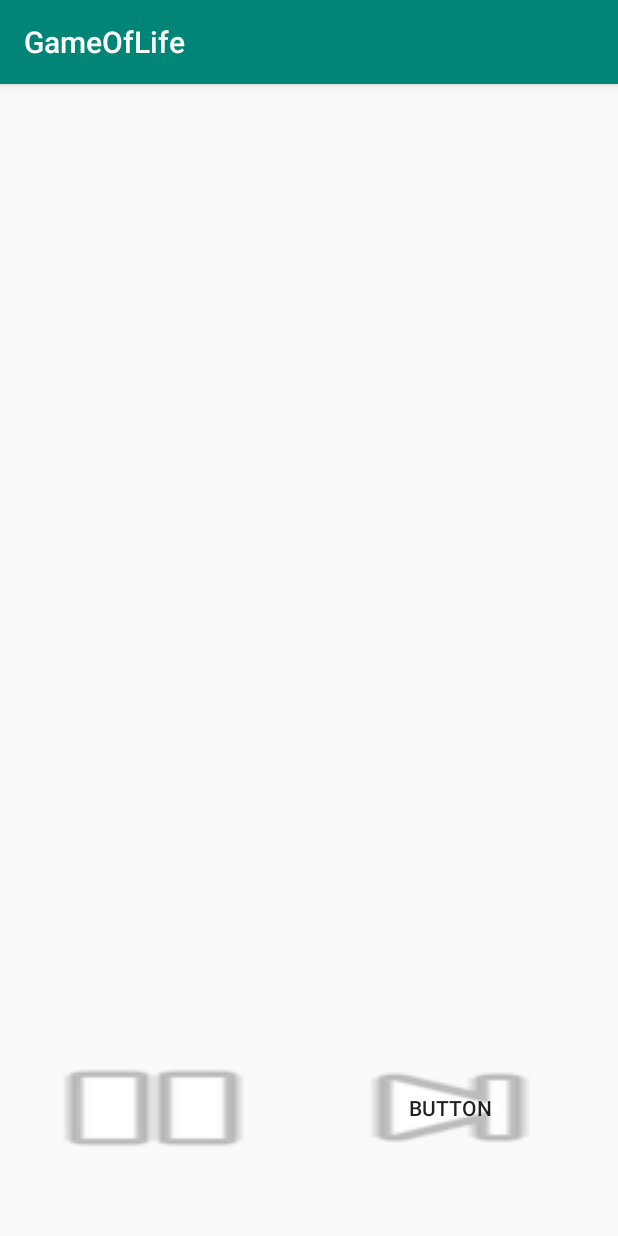
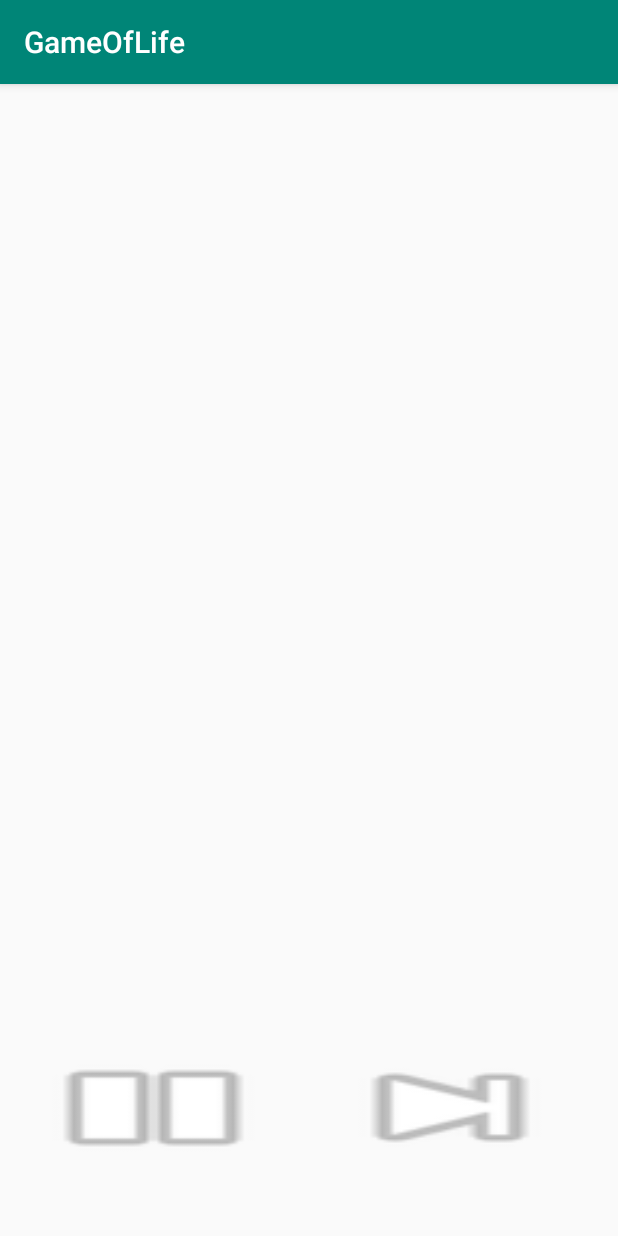
Before and after one commit to sejudav20/GameLivesGameOfLife, an Android app: the screen it shows after launch (MainActivity), on a phone screen of 412 x 824 dp. Run offline under Robolectric (Android 15) with nearby library versions, the phone set to English and light mode, and no system bars.

```diff
--- a/GameOfLife/app/src/main/java/com/example/gameoflife/MainActivity.java
+++ b/GameOfLife/app/src/main/java/com/example/gameoflife/MainActivity.java
@@ -11,8 +11,9 @@ import android.widget.Button;
 import android.widget.GridLayout;
 
 public class MainActivity extends AppCompatActivity {
-   static RecyclerViewAdapter rva;
-boolean[][] data =new boolean[100][100];
+    static RecyclerViewAdapter rva;
+    boolean[][] data = new boolean[100][100];
+
     public static void generationChange(boolean[][] arr) {
         for (int i = 0; i < arr.length; i++) {
             for (int e = 0; e < arr[i].length; e++) {
@@ -115,14 +116,33 @@ boolean[][] data =new boolean[100][100];
     }
 
 
+    boolean play = false;
 
     @Override
     protected void onCreate(Bundle savedInstanceState) {
         super.onCreate(savedInstanceState);
         setContentView(R.layout.activity_main);
-        RecyclerView rv= findViewById(R.id.recyclerView);
-        rva= new RecyclerViewAdapter(data);
+        RecyclerView rv = findViewById(R.id.recyclerView);
+        rva = new RecyclerViewAdapter(data);
         rv.setAdapter(rva);
+        Button pause = findViewById(R.id.pause);
+        Button next = findViewById(R.id.next);
+        next.setOnClickListener(new View.OnClickListener() {
+            @Override
+            public void onClick(View view) {
+                generationChange(data);
+            }
+        });
+        pause.setOnClickListener(new View.OnClickListener() {
+            @Override
+            public void onClick(View view) {
+                if (play) {
+                    play = false;
+                } else {
+                    play = true;
+                }
+            }
+        });
 
 
 
@@ -130,4 +150,5 @@ boolean[][] data =new boolean[100][100];
     }
 
 
+
 }
--- a/GameOfLife/app/src/main/res/layout/activity_main.xml
+++ b/GameOfLife/app/src/main/res/layout/activity_main.xml
@@ -48,11 +48,10 @@
             android:background="@android:drawable/ic_media_pause" />
 
         <Button
-            android:id="@+id/button"
+            android:id="@+id/next"
             android:layout_width="wrap_content"
             android:layout_height="79dp"
             android:layout_weight="1"
-            android:background="@android:drawable/ic_media_next"
-            android:text="Button" />
+            android:background="@android:drawable/ic_media_next" />
     </LinearLayout>
 </androidx.constraintlayout.widget.ConstraintLayout>
```
